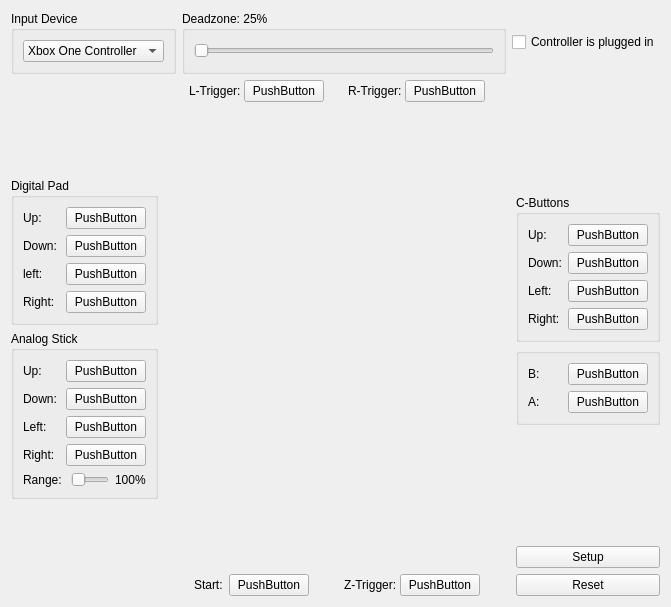
fdmak71/RMG, file Source/RMG-Input/UserInterface/Widget/ControllerWidget.ui: the form before one commit.
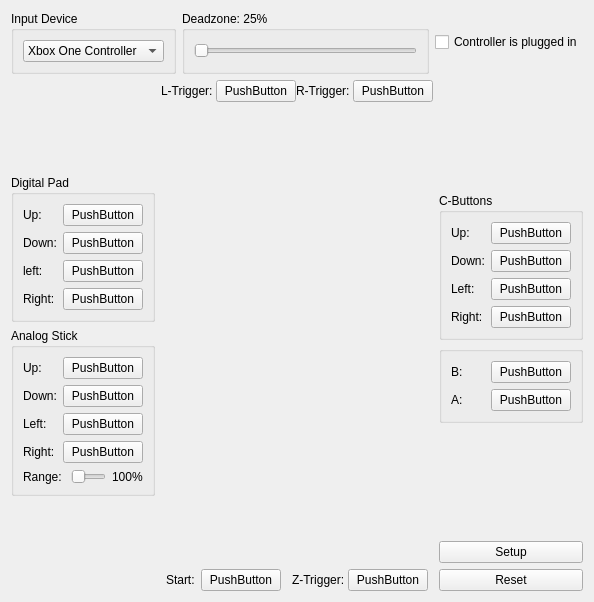
The form after the commit.

Commit message: RMG-Input: slight UI changes

The edit to the form file:
```diff
--- a/Source/RMG-Input/UserInterface/Widget/ControllerWidget.ui
+++ b/Source/RMG-Input/UserInterface/Widget/ControllerWidget.ui
@@ -6,8 +6,8 @@
    <rect>
     <x>0</x>
     <y>0</y>
-    <width>671</width>
-    <height>607</height>
+    <width>594</width>
+    <height>594</height>
    </rect>
   </property>
   <property name="sizePolicy">
```
The commit also changes 2 other files.
